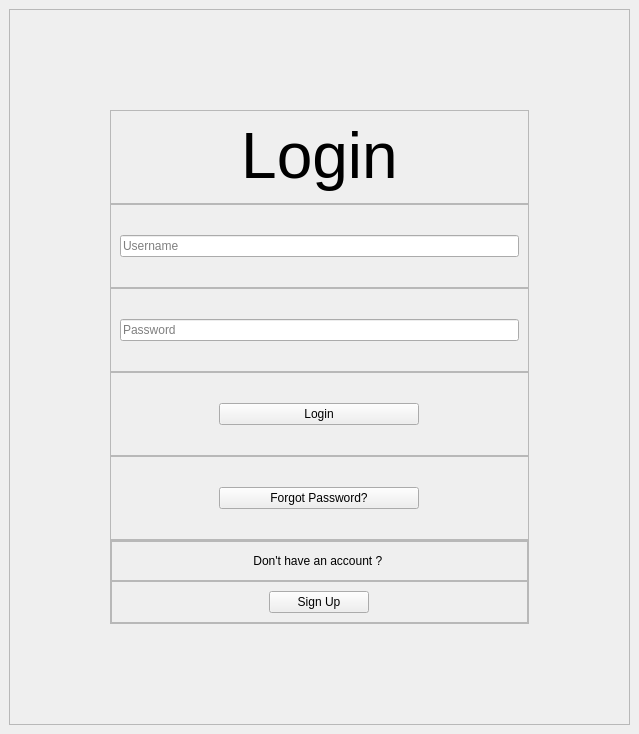
Qt form mainwindow.ui (aavashlamichhane/LibMan) before a commit.
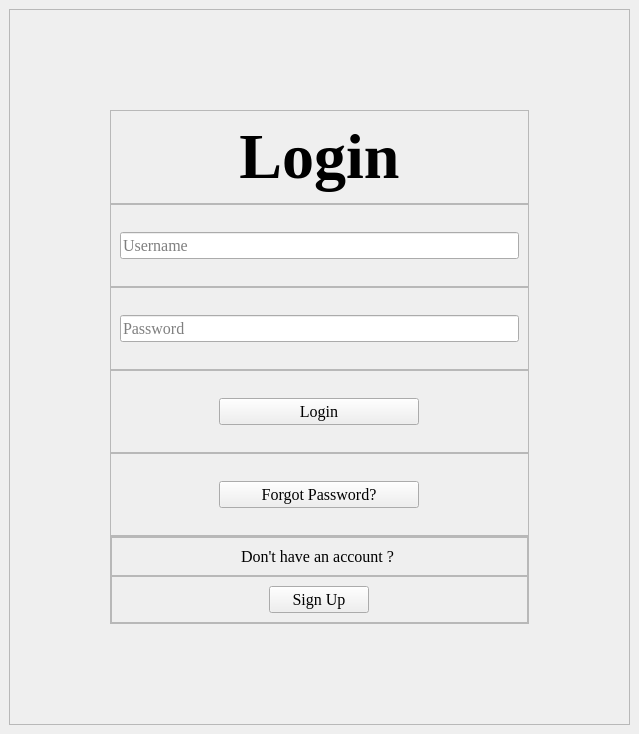
The same form after that commit.

Patch:
```diff
--- a/mainwindow.ui
+++ b/mainwindow.ui
@@ -59,6 +59,13 @@
          <layout class="QHBoxLayout" name="horizontalLayout_4">
           <item>
            <widget class="QLabel" name="label_5">
+            <property name="font">
+             <font>
+              <family>Times New Roman</family>
+              <pointsize>24</pointsize>
+              <bold>true</bold>
+             </font>
+            </property>
             <property name="text">
              <string>&lt;html&gt;&lt;head/&gt;&lt;body&gt;&lt;p align=&quot;center&quot;&gt;&lt;span style=&quot; font-size:48pt;&quot;&gt;Login&lt;/span&gt;&lt;/p&gt;&lt;/body&gt;&lt;/html&gt;</string>
             </property>
@@ -81,6 +88,12 @@
          <layout class="QHBoxLayout" name="horizontalLayout_5">
           <item>
            <widget class="QLineEdit" name="username_login">
+            <property name="font">
+             <font>
+              <family>Times New Roman</family>
+              <pointsize>12</pointsize>
+             </font>
+            </property>
             <property name="placeholderText">
              <string>Username</string>
             </property>
@@ -115,6 +128,12 @@
          <layout class="QHBoxLayout" name="horizontalLayout_6">
           <item>
            <widget class="QLineEdit" name="password_login">
+            <property name="font">
+             <font>
+              <family>Times New Roman</family>
+              <pointsize>12</pointsize>
+             </font>
+            </property>
             <property name="echoMode">
              <enum>QLineEdit::Password</enum>
             </property>
@@ -146,6 +165,12 @@
               <height>16777215</height>
              </size>
             </property>
+            <property name="font">
+             <font>
+              <family>Times New Roman</family>
+              <pointsize>12</pointsize>
+             </font>
+            </property>
             <property name="text">
              <string>Login</string>
             </property>
@@ -174,6 +199,12 @@
               <height>16777215</height>
              </size>
             </property>
+            <property name="font">
+             <font>
+              <family>Times New Roman</family>
+              <pointsize>12</pointsize>
+             </font>
+            </property>
             <property name="text">
              <string>Forgot Password?</string>
             </property>
@@ -226,6 +257,12 @@
             <layout class="QVBoxLayout" name="verticalLayout_8">
              <item>
               <widget class="QLabel" name="label_6">
+               <property name="font">
+                <font>
+                 <family>Times New Roman</family>
+                 <pointsize>12</pointsize>
+                </font>
+               </property>
                <property name="text">
                 <string>&lt;html&gt;&lt;head/&gt;&lt;body&gt;&lt;p align=&quot;center&quot;&gt;Don't have an account ? &lt;/p&gt;&lt;/body&gt;&lt;/html&gt;</string>
                </property>
@@ -254,6 +291,12 @@
                  <height>16777215</height>
                 </size>
                </property>
+               <property name="font">
+                <font>
+                 <family>Times New Roman</family>
+                 <pointsize>12</pointsize>
+                </font>
+               </property>
                <property name="text">
                 <string>Sign Up</string>
                </property>
```
